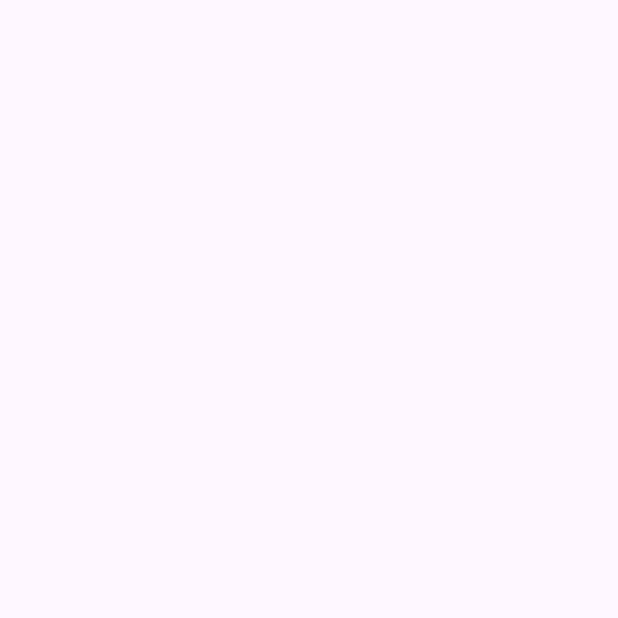
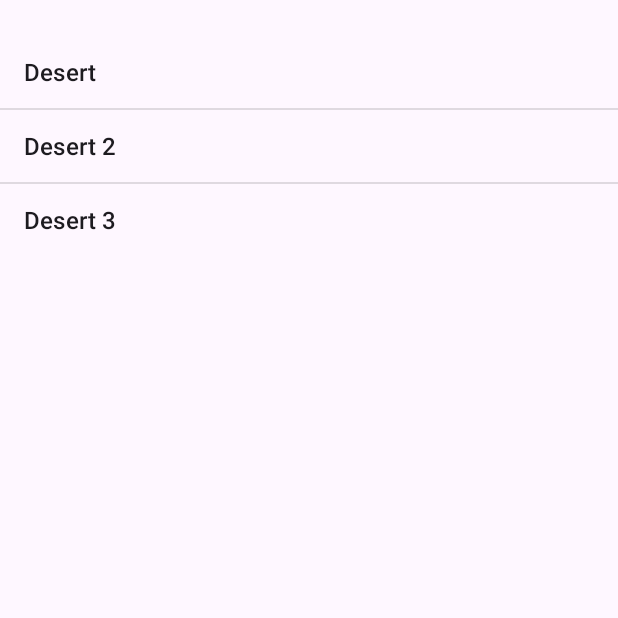
Before and after one commit to MaslaLT/Food_menu_android, an Android app: the DessertActivity screen opened directly, with no data from a screen before it, on a phone screen of 412 x 824 dp, the top half of it. Before the commit the part shown is empty. Run offline under Robolectric (Android 15) with nearby library versions, the light colour scheme and no system bars.

Commit message:
Added simple list views

```diff
--- a/app/src/main/java/com/maselart/foodmenu/DessertActivity.java
+++ b/app/src/main/java/com/maselart/foodmenu/DessertActivity.java
@@ -1,6 +1,8 @@
 package com.maselart.foodmenu;
 
 import android.os.Bundle;
+import android.widget.ArrayAdapter;
+import android.widget.ListView;
 
 import androidx.activity.EdgeToEdge;
 import androidx.appcompat.app.AppCompatActivity;
@@ -12,5 +14,18 @@ public class DessertActivity extends AppCompatActivity {
         super.onCreate(savedInstanceState);
         EdgeToEdge.enable(this);
         setContentView(R.layout.activity_dessert);
+
+        ListView desertListView = findViewById(R.id.list_view_deserts);
+
+        Dish[] dishes = {
+                new Dish("Desert", "Main description", 999),
+                new Dish("Desert 2", "Main description", 799),
+                new Dish("Desert 3", "Main description", 799)
+        };
+
+        ArrayAdapter<Dish> dishAdapter = new ArrayAdapter<Dish>(this, android.R.layout.simple_list_item_1, dishes);
+
+        desertListView.setAdapter(dishAdapter);
+
     }
 }
--- a/app/src/main/java/com/maselart/foodmenu/Dish.java
+++ b/app/src/main/java/com/maselart/foodmenu/Dish.java
@@ -1,4 +1,6 @@
 package com.maselart.foodmenu;
+
+import androidx.annotation.NonNull;
 
 public class Dish {
     String title;
@@ -10,4 +12,10 @@ public class Dish {
         this.description = description;
         this.price = price;
     }
+
+    @NonNull
+    @Override
+    public String toString() {
+        return title;
+    }
 }
--- a/app/src/main/res/layout/activity_dessert.xml
+++ b/app/src/main/res/layout/activity_dessert.xml
@@ -1,10 +1,9 @@
 <?xml version="1.0" encoding="utf-8"?>
-<androidx.constraintlayout.widget.ConstraintLayout xmlns:android="http://schemas.android.com/apk/res/android"
-    xmlns:app="http://schemas.android.com/apk/res-auto"
-    xmlns:tools="http://schemas.android.com/tools"
-    android:id="@+id/main"
+<ListView xmlns:android="http://schemas.android.com/apk/res/android"
+    android:id="@+id/list_view_deserts"
     android:layout_width="match_parent"
-    android:layout_height="match_parent"
-    tools:context=".DessertActivity">
+    android:layout_height="wrap_content"
+    android:layout_marginTop="24dp">
 
-</androidx.constraintlayout.widget.ConstraintLayout>
+
+</ListView>
--- a/app/src/main/res/layout/activity_main_course.xml
+++ b/app/src/main/res/layout/activity_main_course.xml
@@ -2,7 +2,6 @@
 <ListView xmlns:android="http://schemas.android.com/apk/res/android"
     android:id="@+id/list_view_main_courses"
     android:layout_width="match_parent"
-    android:layout_height="wrap_content">
-
-
+    android:layout_height="wrap_content"
+    android:layout_marginTop="24dp">
 </ListView>
```
Also changed, not shown: app/src/main/java/com/maselart/foodmenu/MainCourseActivity.java (+13 -2 lines), app/src/main/java/com/maselart/foodmenu/StarterActivity.java (+14 -0 lines), app/src/main/res/layout/activity_starter.xml (+6 -7 lines).
